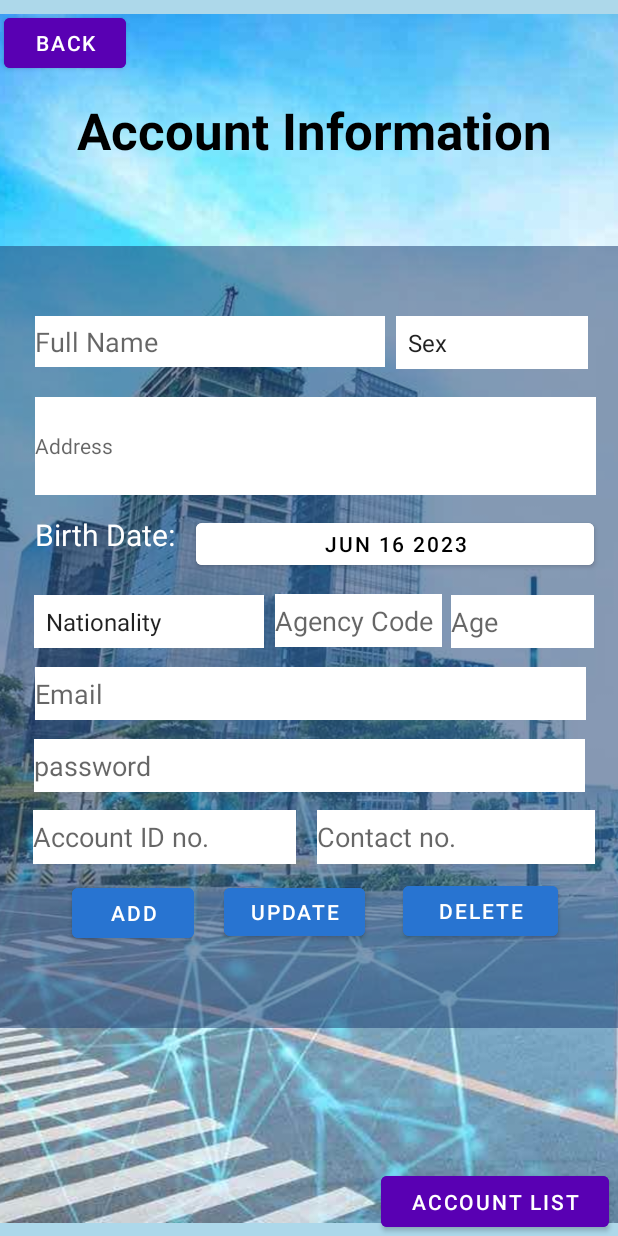
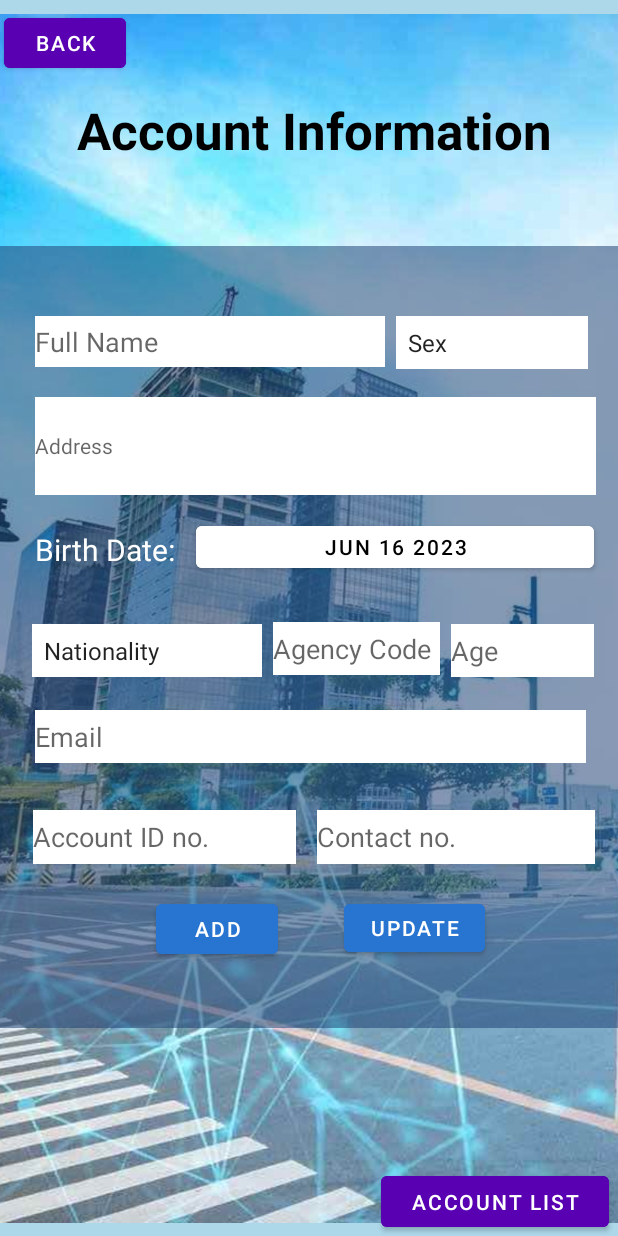
Before and after one commit to CrownDrone/DLMS, an Android app: the account screen opened directly, with no data from a screen before it, on a phone screen of 412 x 824 dp. Run offline under Robolectric (Android 15) with nearby library versions, the phone set to English and light mode, and no system bars; our stand-ins replace Firebase (no records; nobody signed in at launch, a user with empty details on screens opened directly).

Commit message:
can create account
no edit/delete yoko mag overhaul

```diff
--- a/app/build.gradle
+++ b/app/build.gradle
@@ -31,12 +31,12 @@ android {
         sourceCompatibility JavaVersion.VERSION_1_8
         targetCompatibility JavaVersion.VERSION_1_8
     }
-    externalNativeBuild {
+/*    externalNativeBuild {
         cmake {
             path file('src/main/cpp/CMakeLists.txt')
             version '3.22.1'
         }
-    }
+    }*/
 }
 
 dependencies {
@@ -52,5 +52,4 @@ dependencies {
     implementation 'com.google.firebase:firebase-analytics'
     implementation 'com.google.firebase:firebase-auth'
     implementation 'com.google.firebase:firebase-database:20.2.2'
-    implementation 'com.google.firebase:firebase-admin:9.1.1'
 }
--- a/app/src/main/java/com/example/dbms/account.java
+++ b/app/src/main/java/com/example/dbms/account.java
@@ -38,28 +38,21 @@ import java.util.Calendar;
 public class account extends AppCompatActivity {
 
 
-    private Button aBack,dateButton,aBack2,addBTN2,updateBTN2,deleteBTN2;  //dateButton is birthday button
+    private Button aBack,dateButton,aBack2,addBTN2,updateBTN2;//,deleteBTN2;  //dateButton is birthday button
     private DatePickerDialog datePickerDialog;
 
     private DatePicker datebutton;
-    private EditText fullname, accountID, address,agencycode,contactno,age,email,password;
+    private EditText fullname, accountID, address,agencycode,contactno,age,email;
 
     public String idnum;
     Spinner genders,national;
     ItemsModel1 itemsModel1;
     DatabaseReference DBMS;
     FirebaseAuth user;
-
-
-
     @SuppressLint("MissingInflatedId")
     @Override
     protected void onCreate(Bundle savedInstanceState) {
         super.onCreate(savedInstanceState);
-
-        /*FileInputStream serviceAccount = new FileInputStream("ServiceAccountKey.json");
-        FirebaseOptions options = new FirebaseOptions.Builder().setCredentials(GoogleCredentials.fromStream(serviceAccount)).build();
-        FirebaseApp.initializeApp(options);*/
 
         forGate fg = new forGate();
 
@@ -69,7 +62,7 @@ public class account extends AppCompatActivity {
         aBack2 = (Button) findViewById(R.id.aBack2);
         addBTN2 = (Button)  findViewById(R.id.addBTN2);
         updateBTN2= (Button) findViewById(R.id.updateBTN2);
-        deleteBTN2 = (Button) findViewById(R.id.deleteBTN2);
+        //deleteBTN2 = (Button) findViewById(R.id.deleteBTN2);
 
         initDatePicker();
         dateButton = findViewById(R.id.birthday);
@@ -84,7 +77,6 @@ public class account extends AppCompatActivity {
         email = findViewById(R.id.email);
         genders = (Spinner) findViewById(R.id.gender);
         national = (Spinner) findViewById(R.id.nationality);
-
 
         aBack.setOnClickListener(new View.OnClickListener() {
             @Override
@@ -120,7 +112,7 @@ public class account extends AppCompatActivity {
                 }
                 else{
 
-                  //  Toast.makeText(account.this, genders.getSelectedItem().toString(), Toast.LENGTH_SHORT).show();
+                    //  Toast.makeText(account.this, genders.getSelectedItem().toString(), Toast.LENGTH_SHORT).show();
 
                 }
             }
@@ -151,7 +143,7 @@ public class account extends AppCompatActivity {
                 }
                 else{
 
-                  //  Toast.makeText(account.this, national.getSelectedItem().toString(), Toast.LENGTH_SHORT).show();
+                    //  Toast.makeText(account.this, national.getSelectedItem().toString(), Toast.LENGTH_SHORT).show();
 
                 }
             }
@@ -185,12 +177,12 @@ public class account extends AppCompatActivity {
                 updateInfo();
             }
         });
-        deleteBTN2.setOnClickListener(new View.OnClickListener() {
+/*        deleteBTN2.setOnClickListener(new View.OnClickListener() { //requires firerbase admin sdk but sino ba gusto mag overhaul
             @Override
             public void onClick(View view) {
                 deleteAccount();
             }
-        });
+        });*/
         idnum = fg.getPassID();
         accountID.setText(idnum);
         try{
@@ -279,7 +271,6 @@ public class account extends AppCompatActivity {
         String contactnos = contactno.getText().toString().trim();
         String ages = age.getText().toString().trim();
         String emails = email.getText().toString().trim();
-        String passwords = password.getText().toString();
         String genderss = genders.getSelectedItem().toString();
         String nationals = national.getSelectedItem().toString();
         String birth = dateButton.getText().toString();
@@ -294,13 +285,24 @@ public class account extends AppCompatActivity {
         } else{
             if (!emails.isEmpty() && Patterns.EMAIL_ADDRESS.matcher(emails).matches()){
 
-                accountAdder add = new accountAdder(names, accountIDs, adresss, agencycodes, contactnos, ages, emails, passwords, genderss, nationals, birth);
+                accountAdder add = new accountAdder(names, accountIDs, adresss, agencycodes, contactnos, ages, emails, genderss, nationals, birth);
                 DBMS = FirebaseDatabase.getInstance().getReference().child("account");
                 DBMS.push().setValue(add);
-                user.createUserWithEmailAndPassword(emails, passwords).addOnSuccessListener(new OnSuccessListener<AuthResult>() { //create new user
+
+                user = FirebaseAuth.getInstance();
+                String mail = String.valueOf((email.getText()));
+                String num = String.valueOf(contactno.getText());
+                user.createUserWithEmailAndPassword(mail, num).addOnSuccessListener(new OnSuccessListener<AuthResult>() { //create new user
                     @Override
                     public void onSuccess(AuthResult authResult) {
-                        Toast.makeText(account.this, "Account Created", Toast.LENGTH_SHORT).show();
+                        Toast.makeText(account.this, "Account Successfully Created", Toast.LENGTH_SHORT).show();
+
+                        AlertDialog.Builder notif = new AlertDialog.Builder(account.this);
+                        notif.setTitle("Login Information: ")
+                                .setMessage("Email: "+ emails+"\nPassword: "+contactnos)
+                                .setCancelable(true)
+                                .setNeutralButton("Ok", null);
+                        notif.create().show();
                     }
                 });
 
@@ -331,7 +333,6 @@ public class account extends AppCompatActivity {
                     String contactnos = contactno.getText().toString().trim();
                     String ages = age.getText().toString().trim();
                     String emails = email.getText().toString().trim();
-                    String passwords = password.getText().toString();
                     String genderss = genders.getSelectedItem().toString();
                     String nationals = national.getSelectedItem().toString();
                     String birth = dateButton.getText().toString();
@@ -345,11 +346,10 @@ public class account extends AppCompatActivity {
                         Toast.makeText(account.this, "Please enter your Nationality", Toast.LENGTH_SHORT).show();
                     } else{
                         if (!emails.isEmpty() && Patterns.EMAIL_ADDRESS.matcher(emails).matches()){
-                            Toast.makeText(account.this, "Added", Toast.LENGTH_SHORT).show();
-                            accountAdder add = new accountAdder(names, accountIDs, adresss, agencycodes, contactnos, ages, emails, passwords, genderss, nationals, birth);
+                            Toast.makeText(account.this, "Information Updated", Toast.LENGTH_SHORT).show();
+                            accountAdder add = new accountAdder(names, accountIDs, adresss, agencycodes, contactnos, ages, emails, genderss, nationals, birth);
                             for (DataSnapshot ds : snapshot.getChildren()){
                                 ds.getRef().setValue(add);
-
                                 //3bm46
                             };
                         } else {
@@ -368,8 +368,8 @@ public class account extends AppCompatActivity {
             }
         });
     }
-
-    private void deleteAccount(){
+//yung kelangan nyo firebase admin sdk pero ayaw mong mag overhaul
+/*    private void deleteAccount(){
         idnum = accountID.getText().toString();
         DBMS = FirebaseDatabase.getInstance().getReference();
         DatabaseReference driverRef = DBMS.child("account");
@@ -392,7 +392,7 @@ public class account extends AppCompatActivity {
             }
         });
 
-    }
+    }*/
 
     private String getTodaysDate()
     {
--- a/app/src/main/res/layout/activity_account.xml
+++ b/app/src/main/res/layout/activity_account.xml
@@ -140,35 +140,20 @@
                 app:layout_constraintTop_toTopOf="parent"
                 app:layout_constraintVertical_bias="0.775" />
 
-            <EditText
-                android:id="@+id/age"
-                android:layout_width="95dp"
-                android:layout_height="35dp"
-                android:background="@color/white"
-                android:ems="10"
-                android:hint="Age"
-                android:inputType="number"
+            <Button
+                android:id="@+id/birthday"
+                android:layout_width="265dp"
+                android:layout_height="40dp"
+                android:backgroundTint="@color/white"
+                android:onClick="openDatePicker"
+                android:text="Select Birth Date"
+                android:textColor="@color/black"
                 app:layout_constraintBottom_toBottomOf="parent"
                 app:layout_constraintEnd_toEndOf="parent"
-                app:layout_constraintHorizontal_bias="0.949"
+                app:layout_constraintHorizontal_bias="0.89"
                 app:layout_constraintStart_toStartOf="parent"
                 app:layout_constraintTop_toTopOf="parent"
-                app:layout_constraintVertical_bias="0.479" />
-
-            <EditText
-                android:id="@+id/agencycode"
-                android:layout_width="111dp"
-                android:layout_height="35dp"
-                android:background="@color/white"
-                android:ems="10"
-                android:hint="Agency Code"
-                android:inputType="number"
-                app:layout_constraintBottom_toBottomOf="parent"
-                app:layout_constraintEnd_toStartOf="@+id/age"
-                app:layout_constraintHorizontal_bias="0.968"
-                app:layout_constraintStart_toStartOf="parent"
-                app:layout_constraintTop_toTopOf="parent"
-                app:layout_constraintVertical_bias="0.478" />
+                app:layout_constraintVertical_bias="0.376" />
 
             <TextView
                 android:id="@+id/textView3"
@@ -182,22 +167,7 @@
                 app:layout_constraintHorizontal_bias="0.958"
                 app:layout_constraintStart_toStartOf="parent"
                 app:layout_constraintTop_toTopOf="parent"
-                app:layout_constraintVertical_bias="0.373" />
-
-            <Button
-                android:id="@+id/birthday"
-                android:layout_width="265dp"
-                android:layout_height="40dp"
-                android:backgroundTint="@color/white"
-                android:onClick="openDatePicker"
-                android:text="Select Birth Date"
-                android:textColor="@color/black"
-                app:layout_constraintBottom_toBottomOf="parent"
-                app:layout_constraintEnd_toEndOf="parent"
-                app:layout_constraintHorizontal_bias="0.891"
-                app:layout_constraintStart_toStartOf="parent"
-                app:layout_constraintTop_toTopOf="parent"
-                app:layout_constraintVertical_bias="0.371" />
+                app:layout_constraintVertical_bias="0.394" />
 
             <Button
                 android:id="@+id/updateBTN2"
@@ -209,10 +179,10 @@
                 android:textColor="@color/white"
                 app:layout_constraintBottom_toBottomOf="parent"
                 app:layout_constraintEnd_toEndOf="parent"
-                app:layout_constraintHorizontal_bias="0.47"
+                app:layout_constraintHorizontal_bias="0.722"
                 app:layout_constraintStart_toStartOf="parent"
                 app:layout_constraintTop_toTopOf="parent"
-                app:layout_constraintVertical_bias="0.879" />
+                app:layout_constraintVertical_bias="0.903" />
 
             <Button
                 android:id="@+id/addBTN2"
@@ -223,24 +193,10 @@
                 android:textColor="#FFFFFF"
                 app:layout_constraintBottom_toBottomOf="parent"
                 app:layout_constraintEnd_toStartOf="@+id/updateBTN2"
-                app:layout_constraintHorizontal_bias="0.705"
+                app:layout_constraintHorizontal_bias="0.702"
                 app:layout_constraintStart_toStartOf="parent"
                 app:layout_constraintTop_toTopOf="parent"
-                app:layout_constraintVertical_bias="0.886" />
-
-            <Button
-                android:id="@+id/deleteBTN2"
-                android:layout_width="103dp"
-                android:layout_height="45dp"
-                android:backgroundTint="#2874D1"
-                android:text="Delete"
-                android:textColor="@color/white"
-                app:layout_constraintBottom_toBottomOf="parent"
-                app:layout_constraintEnd_toEndOf="parent"
-                app:layout_constraintHorizontal_bias="0.392"
-                app:layout_constraintStart_toEndOf="@+id/updateBTN2"
-                app:layout_constraintTop_toTopOf="parent"
-                app:layout_constraintVertical_bias="0.884" />
+                app:layout_constraintVertical_bias="0.909" />
 
             <EditText
                 android:id="@+id/email"
@@ -255,21 +211,7 @@
                 app:layout_constraintHorizontal_bias="0.522"
                 app:layout_constraintStart_toStartOf="parent"
                 app:layout_constraintTop_toTopOf="parent"
-                app:layout_constraintVertical_bias="0.578" />
-
-            <EditText
-                android:id="@+id/password"
-                android:layout_width="367dp"
-                android:layout_height="35dp"
-                android:background="@color/white"
-                android:ems="10"
-                android:hint="password"
-                android:inputType="textPassword"
-                app:layout_constraintBottom_toBottomOf="parent"
-                app:layout_constraintEnd_toEndOf="parent"
-                app:layout_constraintStart_toStartOf="parent"
-                app:layout_constraintTop_toTopOf="parent"
-                app:layout_constraintVertical_bias="0.676" />
+                app:layout_constraintVertical_bias="0.637" />
 
             <Spinner
                 android:id="@+id/nationality"
@@ -278,10 +220,40 @@
                 android:background="@color/white"
                 app:layout_constraintBottom_toBottomOf="parent"
                 app:layout_constraintEnd_toStartOf="@+id/agencycode"
-                app:layout_constraintHorizontal_bias="0.758"
+                app:layout_constraintHorizontal_bias="0.733"
                 app:layout_constraintStart_toStartOf="parent"
                 app:layout_constraintTop_toTopOf="parent"
-                app:layout_constraintVertical_bias="0.479" />
+                app:layout_constraintVertical_bias="0.518" />
+
+            <EditText
+                android:id="@+id/agencycode"
+                android:layout_width="111dp"
+                android:layout_height="35dp"
+                android:background="@color/white"
+                android:ems="10"
+                android:hint="Agency Code"
+                android:inputType="number"
+                app:layout_constraintBottom_toBottomOf="parent"
+                app:layout_constraintEnd_toStartOf="@+id/age"
+                app:layout_constraintHorizontal_bias="0.963"
+                app:layout_constraintStart_toStartOf="parent"
+                app:layout_constraintTop_toTopOf="parent"
+                app:layout_constraintVertical_bias="0.516" />
+
+            <EditText
+                android:id="@+id/age"
+                android:layout_width="95dp"
+                android:layout_height="35dp"
+                android:background="@color/white"
+                android:ems="10"
+                android:hint="Age"
+                android:inputType="number"
+                app:layout_constraintBottom_toBottomOf="parent"
+                app:layout_constraintEnd_toEndOf="parent"
+                app:layout_constraintHorizontal_bias="0.949"
+                app:layout_constraintStart_toStartOf="parent"
+                app:layout_constraintTop_toTopOf="parent"
+                app:layout_constraintVertical_bias="0.518" />
 
 
         </androidx.constraintlayout.widget.ConstraintLayout>
```
Also changed, not shown: app/src/main/java/com/example/dbms/accountAdder.java (+8 -7 lines), app/src/main/java/com/example/dbms/accountCreateLogin.java (added, +18 -0 lines).
